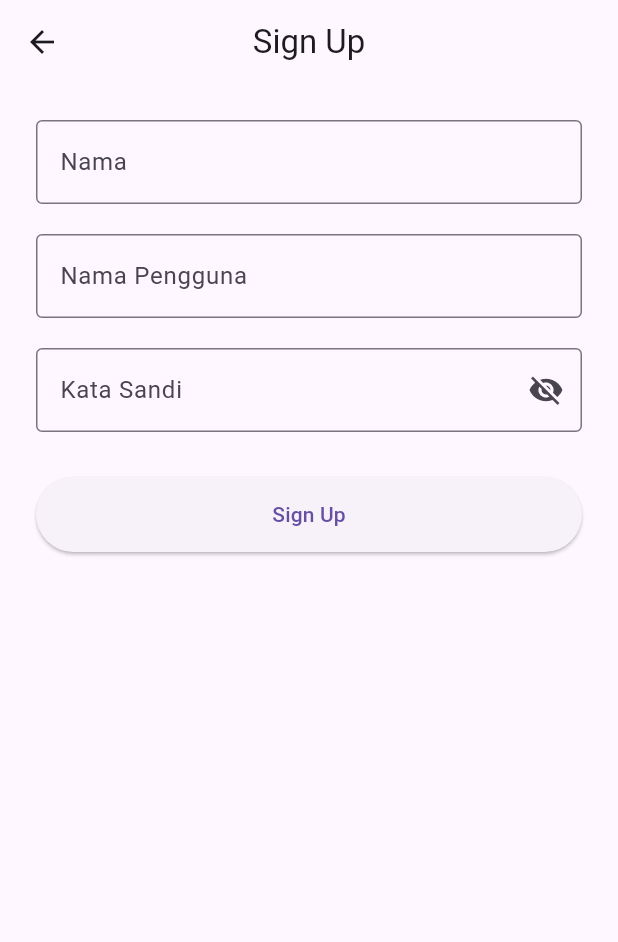
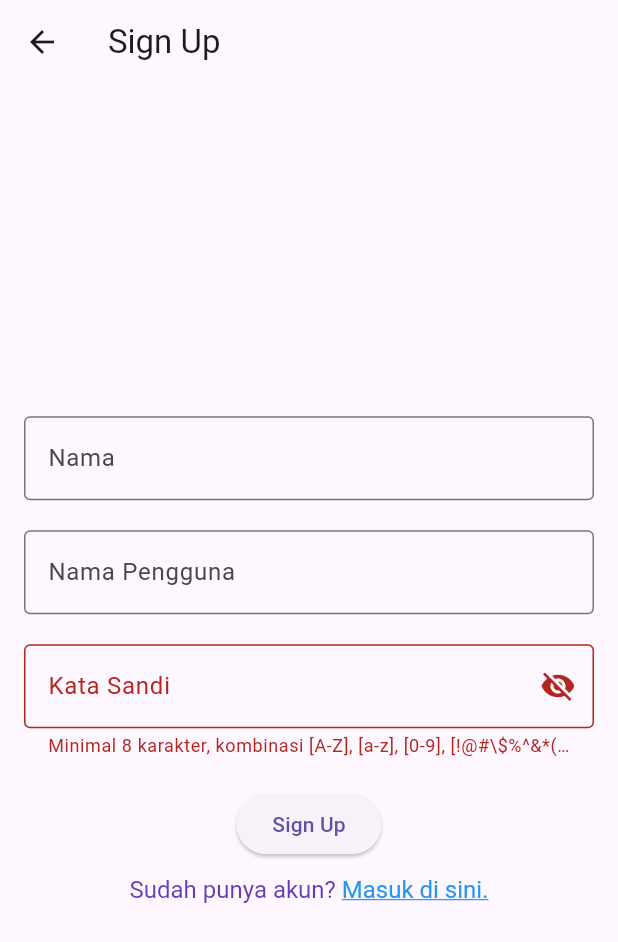
Before and after one commit to Ridzz05/wisata_candi_mrizki_algipari, a Flutter app: the SignUpScreen screen opened directly, after a tap on "Sign Up", on a phone screen of 412 x 824 dp. Shown: the top 942 px of the screen. Run offline on Flutter 3.47's test engine with Material 3 defaults, Android fonts, the phone set to English and light mode, and no system bars; our stand-ins replace cached_network_image, shared_preferences; missing offline and left inert: encrypt; accounts and stored records are empty.

```diff
--- /dev/null
+++ b/lib/screens/signup_screen.dart
@@ -0,0 +1,169 @@
+import 'package:flutter/gestures.dart';
+import 'package:flutter/material.dart';
+import 'package:shared_preferences/shared_preferences.dart';
+import 'package:encrypt/encrypt.dart' as encrypt;
+
+class SignUpScreen extends StatefulWidget {
+  const SignUpScreen({super.key});
+
+  @override
+  State<SignUpScreen> createState() => _SignUpScreenState();
+}
+
+class _SignUpScreenState extends State<SignUpScreen> {
+  // TODO: 1. Deklarasikan variabel
+  final TextEditingController _nameController = TextEditingController();
+  final TextEditingController _usernameController = TextEditingController();
+  final TextEditingController _passwordController = TextEditingController();
+
+  String _errorText = '';
+  bool _obscurePassword = true;
+
+  // TODO: 10. Membuat metode _signUp
+  void _signUp() async {
+    final SharedPreferences prefs = await SharedPreferences.getInstance();
+    final String name = _nameController.text.trim();
+    final String username = _usernameController.text.trim();
+    final String password = _passwordController.text.trim();
+
+    if (password.length < 8 ||
+        !password.contains(RegExp(r'[A-Z]')) ||
+        !password.contains(RegExp(r'[a-z]')) ||
+        !password.contains(RegExp(r'[0-9]')) ||
+        !password.contains(RegExp(r'[!@#$%^&*(),.?":{}|<>]'))) {
+      setState(() {
+        _errorText =
+        'Minimal 8 karakter, kombinasi [A-Z], [a-z], [0-9], [!@#\\\$%^&*(),.?":{}|<>]';
+      });
+      return;
+    }
+
+    // TODO: 3. Jika name, username, password tidak kosong lakukan enkripsi
+    if (name.isNotEmpty && username.isNotEmpty && password.isNotEmpty) {
+      final encrypt.Key key = encrypt.Key.fromLength(32);
+      final iv = encrypt.IV.fromLength(16);
+
+      final encrypter = encrypt.Encrypter(encrypt.AES(key));
+      final encryptedName = encrypter.encrypt(name, iv: iv);
+      final encryptedUsername = encrypter.encrypt(username, iv: iv);
+      final encryptedPassword = encrypter.encrypt(password, iv: iv);
+
+      // Simpan data pengguna di SharedPreferences
+      prefs.setString('fullname', encryptedName.base64);
+      prefs.setString('username', encryptedUsername.base64);
+      prefs.setString('password', encryptedPassword.base64);
+      prefs.setString('key', key.base64);
+      prefs.setString('iv', iv.base64);
+    }
+
+    // Buat navigasi ke SignInScreen
+    Navigator.pushReplacementNamed(context, '/signin');
+  }
+
+  // TODO: 11. Membuat metode dispose
+  @override
+  void dispose() {
+    _nameController.dispose();
+    _usernameController.dispose();
+    _passwordController.dispose();
+    super.dispose();
+  }
+
+  @override
+  Widget build(BuildContext context) {
+    return Scaffold(
+      // TODO: 2. Pasang AppBar
+      appBar: AppBar(
+        title: const Text('Sign Up'),
+      ),
+      // TODO: 3. Pasang body
+      body: Center(
+          child: SingleChildScrollView(
+            child: Padding(
+              padding: const EdgeInsets.all(16.0),
+              child: Form(
+                child: Column(
+                  // TODO: 4. Atur mainAxisAlignment dan crossAxisAlignment
+                  mainAxisAlignment: MainAxisAlignment.center,
+                  crossAxisAlignment: CrossAxisAlignment.center,
+                  children: [
+                    // TODO: 5. Pasang TextFormField Nama Lengkap
+                    TextFormField(
+                      controller: _nameController,
+                      decoration: const InputDecoration(
+                        labelText: "Nama",
+                        border: OutlineInputBorder(),
+                      ),
+                    ),
+                    const SizedBox(
+                      height: 20,
+                    ),
+                    // TODO: 6. Pasang TextFormField Nama Pengguna
+                    TextFormField(
+                      controller: _usernameController,
+                      decoration: const InputDecoration(
+                        labelText: "Nama Pengguna",
+                        border: OutlineInputBorder(),
+                      ),
+                    ),
+                    // TODO: 7. Pasang TextFormField Kata Sandi
+                    const SizedBox(
+                      height: 20,
+                    ),
+                    TextFormField(
+                      controller: _passwordController,
+                      decoration: InputDecoration(
+                          labelText: "Kata Sandi",
+                          errorText: _errorText.isNotEmpty ? _errorText : null,
+                          border: const OutlineInputBorder(),
+                          suffixIcon: IconButton(
+                            onPressed: () {
+                              setState(() {
+                                _obscurePassword = !_obscurePassword;
+                              });
+                            },
+                            icon: Icon(_obscurePassword
+                                ? Icons.visibility_off
+                                : Icons.visibility),
+                          )),
+                      obscureText: _obscurePassword,
+                    ),
+                    // TODO: 8. Pasang ElevatedButton Sign Up
+                    const SizedBox(
+                      height: 20,
+                    ),
+                    ElevatedButton(onPressed: _signUp, child: const Text("Sign Up")),
+                    // TODO: 9. Pasang TextButton Sign In
+                    const SizedBox(
+                      height: 10,
+                    ),
+                    // TextButton(
+                    //     onPressed: () {},
+                    //     child: Text('Sudah punya akun? Masuk di sini.')
+                    // ),
+                    RichText(
+                        text: TextSpan(
+                            text: 'Sudah punya akun? ',
+                            style: const TextStyle(
+                              fontSize: 16,
+                              color: Colors.deepPurple,
+                            ),
+                            children: [
+                              TextSpan(
+                                text: 'Masuk di sini.',
+                                style: const TextStyle(
+                                  color: Colors.blue,
+                                  decoration: TextDecoration.underline,
+                                  fontSize: 16,
+                                ),
+                                recognizer: TapGestureRecognizer()..onTap = () {},
+                              ),
+                            ]))
+                  ],
+                ),
+              ),
+            ),
+          )),
+    );
+  }
+}
--- a/pubspec.yaml
+++ b/pubspec.yaml
@@ -35,6 +35,8 @@ dependencies:
   # Use with the CupertinoIcons class for iOS style icons.
   cupertino_icons: ^1.0.8
   cached_network_image: ^3.4.1
+  shared_preferences: ^2.5.3
+  encrypt: ^5.0.3
 
 dev_dependencies:
   flutter_test:
```
Also changed, not shown: lib/screens/signin_screen.dart (+114 -141 lines), pubspec.lock, 1 other file.
